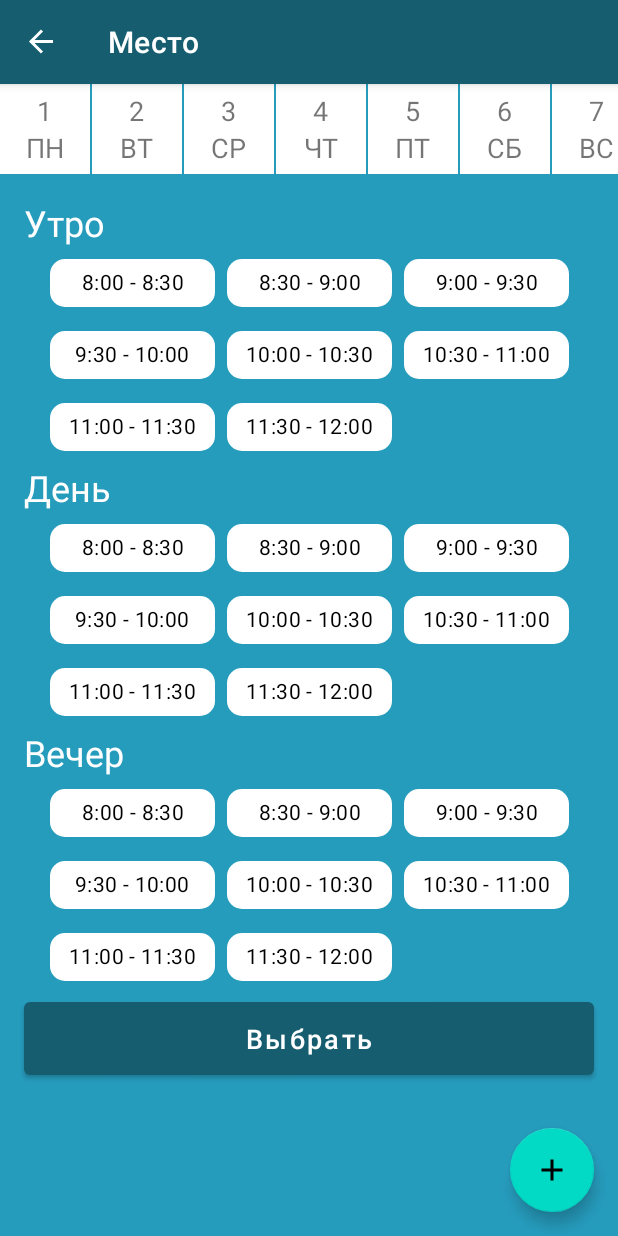
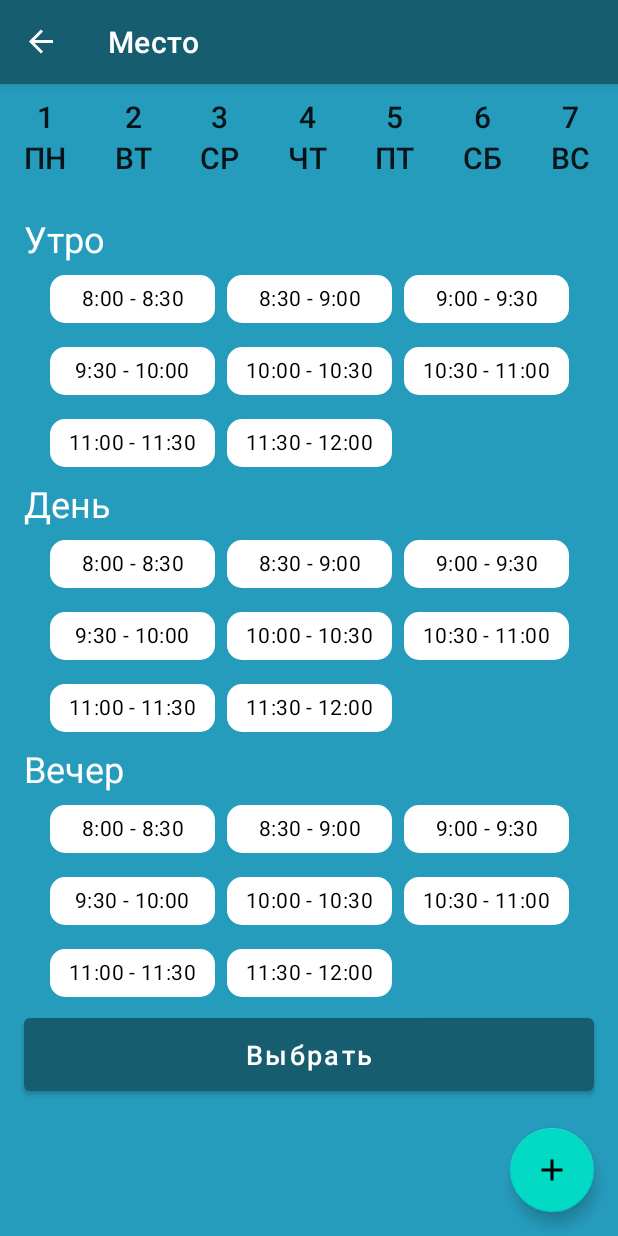
Before and after one commit to sv-bubenschikov/booking, an Android app: the BookingDateFragment screen opened through its navigation route, on a phone screen of 412 x 824 dp. Run offline under Robolectric (Android 15) with nearby library versions, the phone set to English and light mode, and no system bars; our stand-ins replace Dagger/Hilt's generated code, Firebase (no records; nobody signed in at launch, a user with empty details on screens opened directly), navigation-ui.

Commit message:
добавил отражения элементов списка в вёрстку и вёрстку элемента выбора даты изминил на атрибуты

```diff
--- a/app/src/main/res/layout/card_date.xml
+++ b/app/src/main/res/layout/card_date.xml
@@ -2,10 +2,11 @@
 <LinearLayout xmlns:android="http://schemas.android.com/apk/res/android"
     xmlns:app="http://schemas.android.com/apk/res-auto"
     xmlns:tools="http://schemas.android.com/tools"
-    android:layout_width="60dp"
-    android:layout_height="60dp"
-    android:layout_marginEnd="1dp"
-    android:background="?attr/colorOnPrimary"
+    android:layout_width="wrap_content"
+    android:layout_height="wrap_content"
+    android:paddingVertical="?listPreferredItemPaddingVertical"
+    android:paddingStart="?listPreferredItemPaddingStart"
+    android:paddingEnd="?listPreferredItemPaddingEnd"
     android:gravity="center"
     android:orientation="vertical">
 
@@ -13,14 +14,14 @@
         android:id="@+id/date"
         android:layout_width="wrap_content"
         android:layout_height="wrap_content"
-        android:textSize="18sp"
+        android:textAppearance="?textAppearanceHeadline6"
         tools:text="8" />
 
     <TextView
         android:id="@+id/day_week"
         android:layout_width="wrap_content"
         android:layout_height="wrap_content"
-        android:textSize="18sp"
+        android:textAppearance="?textAppearanceHeadline6"
         tools:text="ЧТ" />
 
 </LinearLayout>
--- a/app/src/main/res/layout/fragment_booking_date.xml
+++ b/app/src/main/res/layout/fragment_booking_date.xml
@@ -11,7 +11,11 @@
     <androidx.recyclerview.widget.RecyclerView
         android:id="@+id/rec_filter"
         android:layout_width="match_parent"
-        android:layout_height="60dp" />
+        android:layout_height="wrap_content"
+        tools:itemCount="8"
+        tools:layoutManager="androidx.recyclerview.widget.LinearLayoutManager"
+        tools:listitem="@layout/card_date"
+        tools:orientation="horizontal" />
 
     <androidx.core.widget.NestedScrollView
         android:layout_width="match_parent"
```
